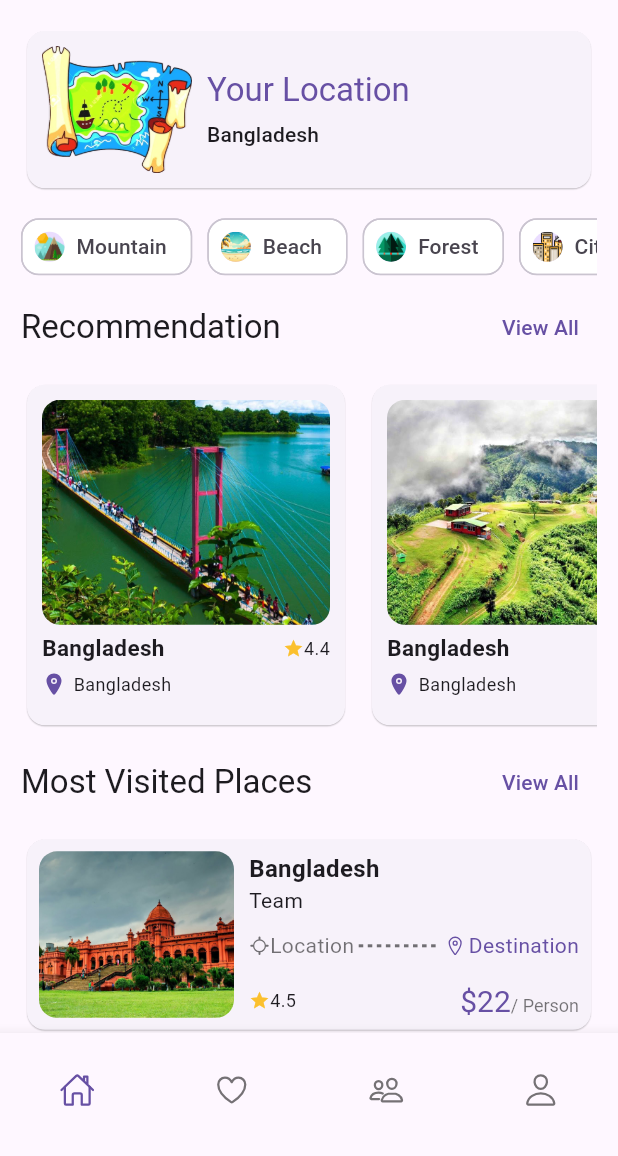
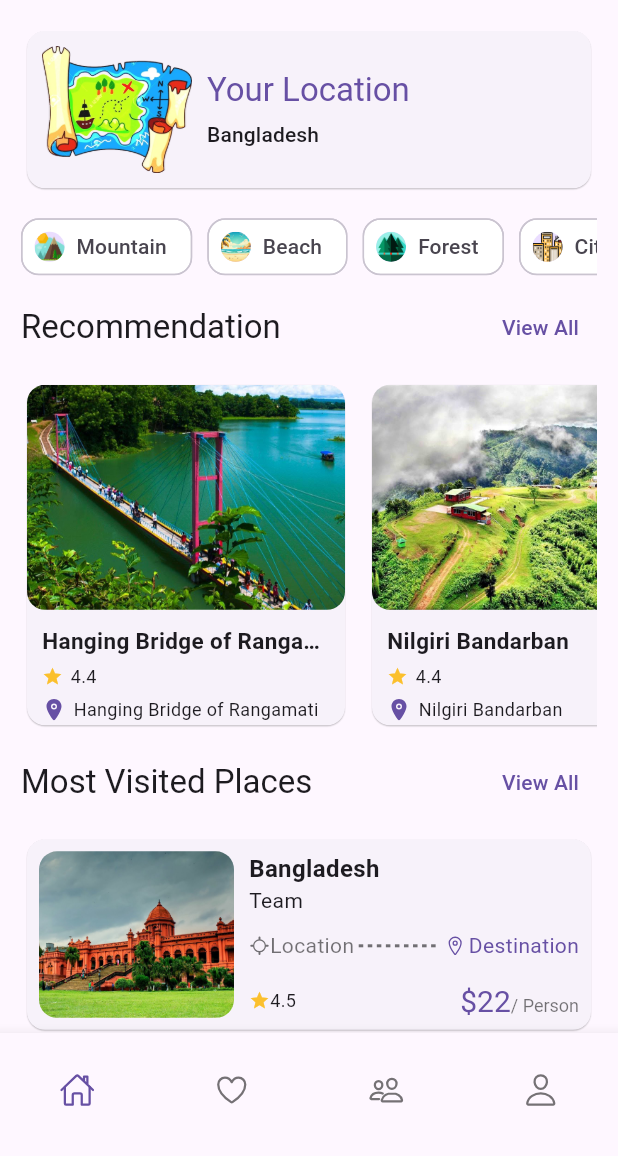
Before and after one commit to Subah-Zarin/Roamers_, a Flutter app: the HomePage screen opened by its route, on a phone screen of 412 x 824 dp, the part 80-1236 px from its top. Run offline on Flutter 3.47's test engine with Material 3 defaults, Android fonts, the light colour scheme and no system bars; our stand-ins replace firebase_core, get, ionicons; accounts and stored records are empty.

Commit message:
edited homepage

```diff
--- a/lib/widget/recommended_places.dart
+++ b/lib/widget/recommended_places.dart
@@ -32,37 +32,44 @@ class RecommendedPlaces extends StatelessWidget {
                       builder: (context) => TouristDetailsPage(
                         image: recommendedPlaces[index].image,
                       ),
-                        ));
+                    ),
+                  );
                 },
-                  child: Padding(
-                    padding: const EdgeInsets.all(10),
                 child: Column(
+                  crossAxisAlignment: CrossAxisAlignment.stretch,
                   children: [
                     ClipRRect(
                       borderRadius: BorderRadius.circular(12),
                       child: Image.asset(
                         recommendedPlaces[index].image,
-                            width: double.maxFinite,
                         fit: BoxFit.cover,
                         height: 150,
                       ),
                     ),
+                    const SizedBox(height: 10),
+                    Padding(
+                      padding: const EdgeInsets.symmetric(horizontal: 10),
+                      child: Column(
+                        crossAxisAlignment: CrossAxisAlignment.start,
+                        children: [
+                          Text(
+                            recommendedPlaces[index].location,
+                            style: const TextStyle(
+                              fontSize: 15,
+                              fontWeight: FontWeight.bold,
+                            ),
+                            maxLines: 1,
+                            overflow: TextOverflow.ellipsis,
+                          ),
                           const SizedBox(height: 5),
                           Row(
                             children: [
-                            const Text(
-                              "Bangladesh",
-                              style: TextStyle(
-                                fontSize: 15,
-                                fontWeight: FontWeight.bold,
-                              ),
-                            ),
-                            const Spacer(),
                               Icon(
                                 Icons.star,
                                 color: Colors.yellow.shade700,
                                 size: 14,
                               ),
+                              const SizedBox(width: 5),
                               const Text(
                                 "4.4",
                                 style: TextStyle(
@@ -80,9 +87,9 @@ class RecommendedPlaces extends StatelessWidget {
                                 size: 16,
                               ),
                               const SizedBox(width: 5),
-                            const Text(
-                              "Bangladesh",
-                              style: TextStyle(
+                              Text(
+                                recommendedPlaces[index].location,
+                                style: const TextStyle(
                                   fontSize: 12,
                                 ),
                               )
@@ -91,14 +98,15 @@ class RecommendedPlaces extends StatelessWidget {
                         ],
                       ),
                     ),
+                  ],
+                ),
               ),
             ),
           );
         },
-          separatorBuilder: (context, index) => const Padding(
-            padding: EdgeInsets.only(right: 10),
+        separatorBuilder: (context, index) => const SizedBox(width: 10),
+        itemCount: recommendedPlaces.length,
       ),
-          itemCount: recommendedPlaces.length),
     );
   }
 }
```
Lines whose indentation alone changed are shown as unchanged.
